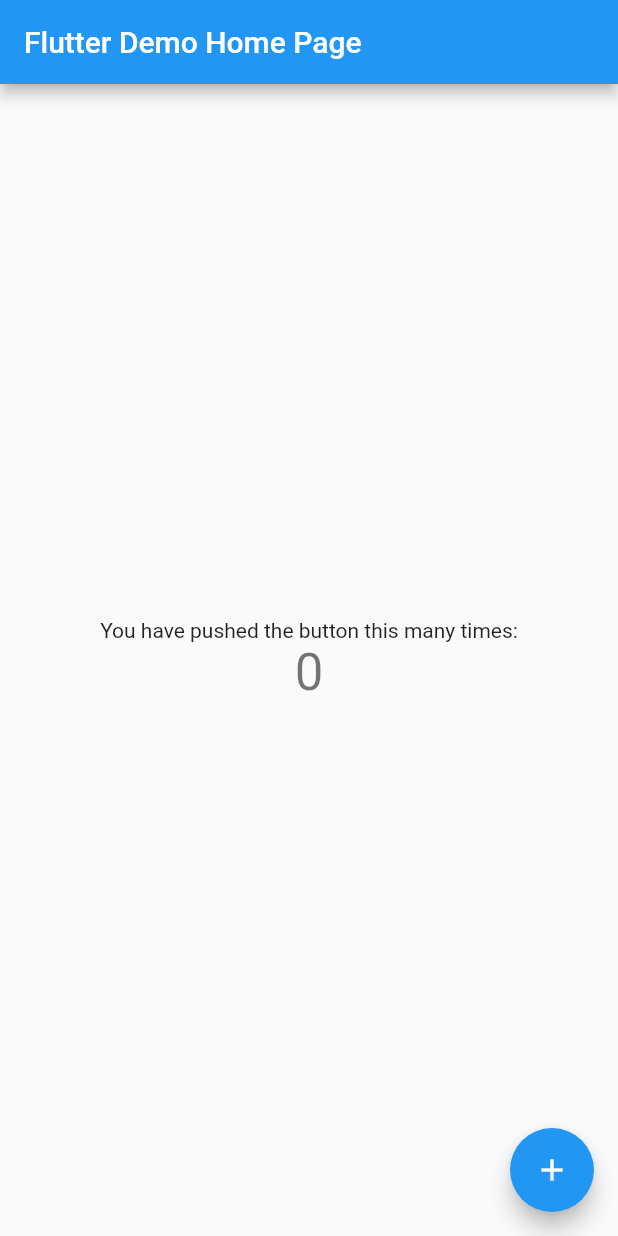
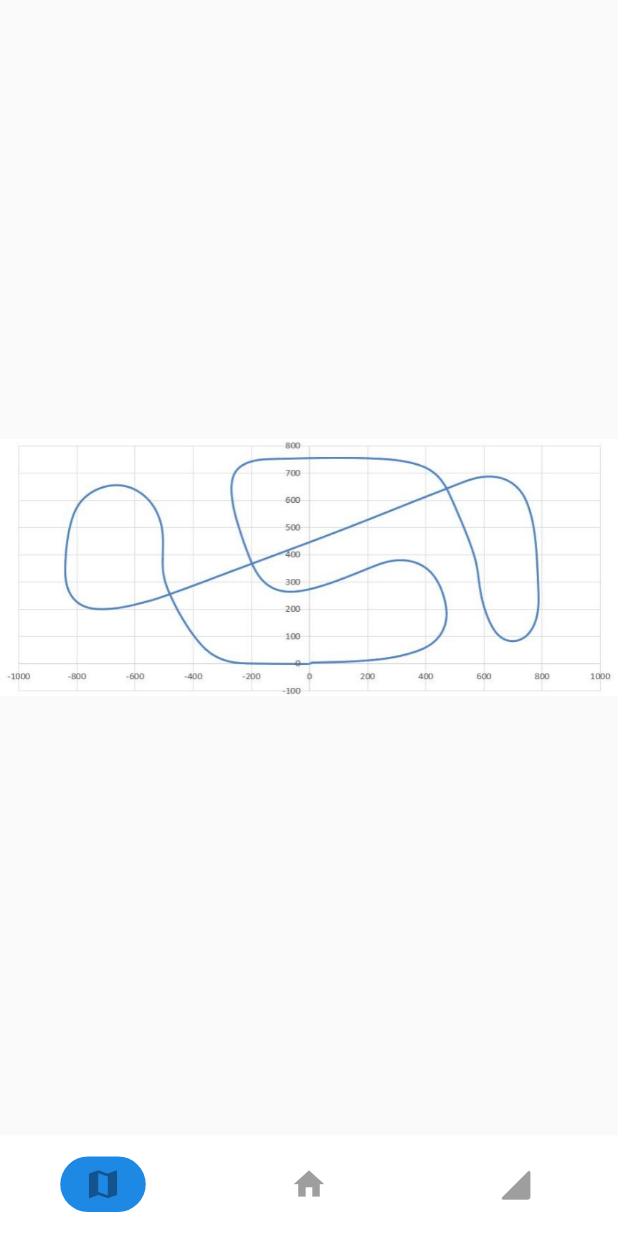
Before and after one commit to ricardodalarme/Follow-App, a Flutter app: the screen it shows after launch, on a phone screen of 412 x 824 dp. Run offline on Flutter 3.47's test engine with Material 2 defaults, Android fonts, the phone set to English and light mode, and no system bars.

Commit message:
Criado uma barra de navegação

```diff
--- a/lib/main.dart
+++ b/lib/main.dart
@@ -1,117 +1,9 @@
 import 'package:flutter/material.dart';
+import 'screens/navigation.dart';
 
 void main() {
-  runApp(MyApp());
+  runApp(MaterialApp(
+    home: BottomNavScreen(),
+    debugShowCheckedModeBanner: false,
+  ));
 }
-
-class MyApp extends StatelessWidget {
-  // This widget is the root of your application.
-  @override
-  Widget build(BuildContext context) {
-    return MaterialApp(
-      title: 'Flutter Demo',
-      theme: ThemeData(
-        // This is the theme of your application.
-        //
-        // Try running your application with "flutter run". You'll see the
-        // application has a blue toolbar. Then, without quitting the app, try
-        // changing the primarySwatch below to Colors.green and then invoke
-        // "hot reload" (press "r" in the console where you ran "flutter run",
-        // or simply save your changes to "hot reload" in a Flutter IDE).
-        // Notice that the counter didn't reset back to zero; the application
-        // is not restarted.
-        primarySwatch: Colors.blue,
-        // This makes the visual density adapt to the platform that you run
-        // the app on. For desktop platforms, the controls will be smaller and
-        // closer together (more dense) than on mobile platforms.
-        visualDensity: VisualDensity.adaptivePlatformDensity,
-      ),
-      home: MyHomePage(title: 'Flutter Demo Home Page'),
-    );
-  }
-}
-
-class MyHomePage extends StatefulWidget {
-  MyHomePage({Key key, this.title}) : super(key: key);
-
-  // This widget is the home page of your application. It is stateful, meaning
-  // that it has a State object (defined below) that contains fields that affect
-  // how it looks.
-
-  // This class is the configuration for the state. It holds the values (in this
-  // case the title) provided by the parent (in this case the App widget) and
-  // used by the build method of the State. Fields in a Widget subclass are
-  // always marked "final".
-
-  final String title;
-
-  @override
-  _MyHomePageState createState() => _MyHomePageState();
-}
-
-class _MyHomePageState extends State<MyHomePage> {
-  int _counter = 0;
-
-  void _incrementCounter() {
-    setState(() {
-      // This call to setState tells the Flutter framework that something has
-      // changed in this State, which causes it to rerun the build method below
-      // so that the display can reflect the updated values. If we changed
-      // _counter without calling setState(), then the build method would not be
-      // called again, and so nothing would appear to happen.
-      _counter++;
-    });
-  }
-
-  @override
-  Widget build(BuildContext context) {
-    // This method is rerun every time setState is called, for instance as done
-    // by the _incrementCounter method above.
-    //
-    // The Flutter framework has been optimized to make rerunning build methods
-    // fast, so that you can just rebuild anything that needs updating rather
-    // than having to individually change instances of widgets.
-    return Scaffold(
-      appBar: AppBar(
-        // Here we take the value from the MyHomePage object that was created by
-        // the App.build method, and use it to set our appbar title.
-        title: Text(widget.title),
-      ),
-      body: Center(
-        // Center is a layout widget. It takes a single child and positions it
-        // in the middle of the parent.
-        child: Column(
-          // Column is also a layout widget. It takes a list of children and
-          // arranges them vertically. By default, it sizes itself to fit its
-          // children horizontally, and tries to be as tall as its parent.
-          //
-          // Invoke "debug painting" (press "p" in the console, choose the
-          // "Toggle Debug Paint" action from the Flutter Inspector in Android
-          // Studio, or the "Toggle Debug Paint" command in Visual Studio Code)
-          // to see the wireframe for each widget.
-          //
-          // Column has various properties to control how it sizes itself and
-          // how it positions its children. Here we use mainAxisAlignment to
-          // center the children vertically; the main axis here is the vertical
-          // axis because Columns are vertical (the cross axis would be
-          // horizontal).
-          mainAxisAlignment: MainAxisAlignment.center,
-          children: <Widget>[
-            Text(
-              'You have pushed the button this many times:',
-            ),
-            Text(
-              '$_counter',
-              style: Theme.of(context).textTheme.headline4,
-            ),
-          ],
-        ),
-      ),
-      floatingActionButton: FloatingActionButton(
-        onPressed: _incrementCounter,
-        tooltip: 'Increment',
-        child: Icon(Icons.add),
-      ), // This trailing comma makes auto-formatting nicer for build methods.
-    );
-  }
-}
--- /dev/null
+++ b/lib/screens/map.dart
@@ -0,0 +1,19 @@
+import 'package:flutter/material.dart';
+
+class MapScreen extends StatefulWidget {
+  MapScreen({Key key}) : super(key: key);
+
+  @override
+  _MapScreenState createState() => _MapScreenState();
+}
+
+class _MapScreenState extends State<MapScreen> {
+  @override
+  Widget build(BuildContext context) {
+    return Container(
+      child: Center(
+        child: Image.asset("assets/map.png"),
+      ),
+    );
+  }
+}
--- /dev/null
+++ b/lib/screens/navigation.dart
@@ -0,0 +1,111 @@
+import 'package:flutter/material.dart';
+import 'package:follow_app/screens/defaults.dart';
+import 'package:follow_app/screens/map.dart';
+import 'package:follow_app/screens/telemetry.dart';
+
+class BottomNavScreen extends StatefulWidget {
+  BottomNavScreen({Key key}) : super(key: key);
+
+  @override
+  _BottomNavScreenState createState() => _BottomNavScreenState();
+}
+
+class _BottomNavScreenState extends State<BottomNavScreen> {
+  int _selectedIndex = 0;
+  PageController _pageController;
+
+  @override
+  void initState() {
+    super.initState();
+    _pageController = PageController();
+  }
+
+  @override
+  void dispose() {
+    _pageController.dispose();
+    super.dispose();
+  }
+
+  // Telas que vão ser mostradas na barrra de navegação
+  static final DefaultsScreen _defaults = new DefaultsScreen();
+  static final MapScreen _map = new MapScreen();
+  static final TelemetryScreen _telemetry = new TelemetryScreen();
+
+  final List<Widget> _screens = [
+    _map,
+    _defaults,
+    _telemetry,
+  ];
+
+  @override
+  Widget build(BuildContext context) {
+    return Scaffold(
+      body: SizedBox.expand(
+        child: PageView(
+          controller: _pageController,
+          onPageChanged: (index) {
+            setState(() => _selectedIndex = index);
+          },
+          children: _screens,
+        ),
+      ),
+      bottomNavigationBar: BottomNavigationBar(
+        currentIndex: _selectedIndex,
+        selectedItemColor: Colors.black,
+        onTap: _onItemTapped,
+        type: BottomNavigationBarType.fixed,
+        backgroundColor: Colors.white,
+        showSelectedLabels: false,
+        showUnselectedLabels: false,
+        unselectedItemColor: Colors.grey,
+        elevation: 0.0,
+        items: <Widget>[
+          Icon(
+            Icons.map,
+            size: 25,
+            color: Colors.black38,
+          ),
+          Icon(
+            Icons.home,
+            size: 25,
+            color: Colors.black38,
+          ),
+          Icon(
+            Icons.signal_cellular_4_bar_rounded,
+            size: 25,
+            color: Colors.black38,
+          ),
+        ]
+            .asMap()
+            .map((key, value) => MapEntry(
+                  key,
+                  BottomNavigationBarItem(
+                    label: '',
+                    icon: Container(
+                      padding: const EdgeInsets.symmetric(
+                        vertical: 6.0,
+                        horizontal: 16.0,
+                      ),
+                      decoration: BoxDecoration(
+                        color: _selectedIndex == key
+                            ? Colors.blue[600]
+                            : Colors.transparent,
+                        borderRadius: BorderRadius.circular(20.0),
+                      ),
+                      child: value,
+                    ),
+                  ),
+                ))
+            .values
+            .toList(),
+      ),
+    );
+  }
+
+  void _onItemTapped(int index) {
+    setState(() {
+      _pageController.animateToPage(index,
+          duration: Duration(milliseconds: 500), curve: Curves.easeOut);
+    });
+  }
+}
```
Also changed, not shown: lib/screens/defaults.dart (added, +24 -0 lines), lib/screens/telemetry.dart (added, +15 -0 lines), pubspec.yaml (+2 -30 lines), assets/map.png (added), 2 other files.
